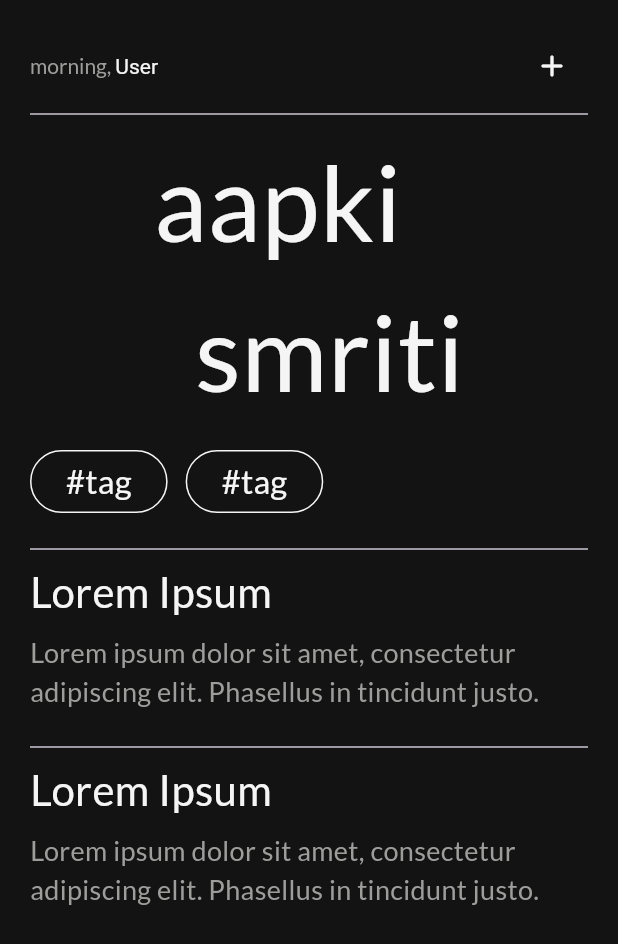
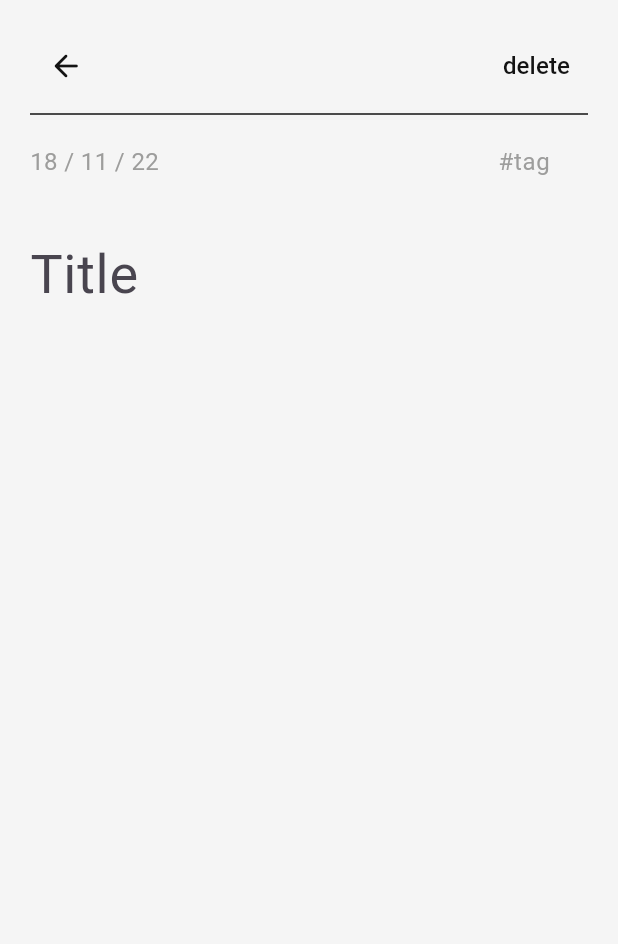
Before and after one commit to aryanA101a/smriti, a Flutter app: the screen it shows after launch, after a tap on the "add" icon, on a phone screen of 412 x 824 dp. Shown: the top 944 px of the screen. Run offline on Flutter 3.47's test engine with Material 3 defaults, Android fonts, the phone set to English and light mode, and no system bars; our stand-ins replace google_fonts.

Commit message:
create edit/create screen UI

```diff
--- a/lib/utils/theme.dart
+++ b/lib/utils/theme.dart
@@ -1,7 +1,7 @@
 import 'package:flutter/material.dart';
 
 class SmritiTheme {
-  static const background = Color(0xff131313);
+  static const dark = Color(0xff131313);
   static const primary = Color(0xffF5F5F5);
   static const active = Color(0xffFF6902);
   static const secondary = Color(0xff9D9D9C);
--- /dev/null
+++ b/lib/views/create_edit.dart
@@ -0,0 +1,110 @@
+import 'package:flutter/material.dart';
+import 'package:smriti/utils/theme.dart';
+
+class CreateEdit extends StatelessWidget {
+  CreateEdit({super.key});
+  FocusNode tagFocus = FocusNode();
+  FocusNode titleFocus = FocusNode();
+  FocusNode bodyFocus = FocusNode();
+
+  TextEditingController tagController = TextEditingController();
+  TextEditingController titleController = TextEditingController();
+  TextEditingController bodyController = TextEditingController();
+
+  @override
+  Widget build(BuildContext context) {
+    return Scaffold(
+      backgroundColor: SmritiTheme.primary,
+      body: Container(
+        margin: const EdgeInsets.all(20),
+        child: ListView(
+          children: [
+            Row(
+              mainAxisAlignment: MainAxisAlignment.spaceBetween,
+              children: [
+                IconButton(
+                  onPressed: () {
+                    Navigator.pop(context);
+                  },
+                  icon: Icon(
+                    Icons.arrow_back_rounded,
+                    color: SmritiTheme.dark,
+                  ),
+                ),
+                TextButton(
+                    onPressed: () {},
+                    child: Text(
+                      "delete",
+                      style: TextStyle(color: SmritiTheme.dark, fontSize: 16),
+                    ))
+              ],
+            ),
+            Divider(
+              color: SmritiTheme.dark,
+            ),
+            Container(
+              margin: EdgeInsets.only(bottom: 16),
+              child: Row(
+                mainAxisAlignment: MainAxisAlignment.spaceBetween,
+                children: [
+                  Text(
+                    "18 / 11 / 22",
+                    style:
+                        TextStyle(color: SmritiTheme.secondary, fontSize: 16),
+                  ),
+                  SizedBox(
+                    width: 60,
+                    child: TextField(
+                      controller: tagController,
+                      focusNode: tagFocus,
+                      onSubmitted: (value) =>
+                          FocusScope.of(context).requestFocus(titleFocus),
+                      maxLines: 1,
+                      textAlign: TextAlign.start,
+                      style:
+                          TextStyle(color: SmritiTheme.secondary, fontSize: 16),
+                      decoration: InputDecoration(
+                          border: InputBorder.none,
+                          hintText: "#tag",
+                          hintStyle: TextStyle(
+                              color: SmritiTheme.secondary, fontSize: 16)),
+                    ),
+                  ),
+                ],
+              ),
+            ),
+            Container(
+              margin: EdgeInsets.only(bottom: 0),
+              child: TextField(
+                controller: titleController,
+                focusNode: titleFocus,
+                onSubmitted: (value) =>
+                    FocusScope.of(context).requestFocus(bodyFocus),
+                maxLines: 1,
+                style: TextStyle(color: SmritiTheme.dark, fontSize: 36),
+                decoration: InputDecoration(
+                  hintText: "Title",
+                  border: InputBorder.none,
+                ),
+              ),
+            ),
+            SizedBox(
+              height: MediaQuery.of(context).size.height * .6,
+              child: TextField(
+                controller: bodyController,
+                focusNode: bodyFocus,
+                onTapOutside: (event) =>
+                    FocusScope.of(context).requestFocus(bodyFocus),
+                style: TextStyle(color: SmritiTheme.secondary),
+                decoration: InputDecoration(
+                  border: InputBorder.none,
+                ),
+                maxLines: null,
+              ),
+            )
+          ],
+        ),
+      ),
+    );
+  }
+}
--- a/lib/views/smriti.dart
+++ b/lib/views/smriti.dart
@@ -4,6 +4,7 @@ import 'package:flutter/material.dart';
 import 'package:flutter/rendering.dart';
 import 'package:google_fonts/google_fonts.dart';
 import 'package:smriti/utils/theme.dart';
+import 'package:smriti/views/create_edit.dart';
 
 class Smriti extends StatelessWidget {
   const Smriti({super.key});
@@ -15,7 +16,7 @@ class Smriti extends StatelessWidget {
         "Lorem ipsum dolor sit amet, consectetur adipiscing elit. Phasellus in tincidunt justo.";
     var data3 = "#tag";
     return Scaffold(
-      backgroundColor: SmritiTheme.background,
+      backgroundColor: SmritiTheme.dark,
       body: Container(
         margin: const EdgeInsets.all(20),
         child: ListView(
@@ -35,7 +36,13 @@ class Smriti extends StatelessWidget {
                   ),
                 ),
                 IconButton(
-                    onPressed: () {},
+                    onPressed: () {
+                      Navigator.push(
+                          context,
+                          MaterialPageRoute(
+                            builder: (context) => CreateEdit(),
+                          ));
+                    },
                     icon: Icon(
                       Icons.add_rounded,
                       color: SmritiTheme.primary,
@@ -91,7 +98,7 @@ class TagButton extends StatelessWidget {
     return OutlinedButton(
       style: ButtonStyle(
           side: WidgetStateProperty.all(BorderSide(color: SmritiTheme.primary)),
-          backgroundColor: WidgetStateProperty.all(SmritiTheme.background)),
+          backgroundColor: WidgetStateProperty.all(SmritiTheme.dark)),
       onPressed: () {},
       child: Text(
         tag,
```
